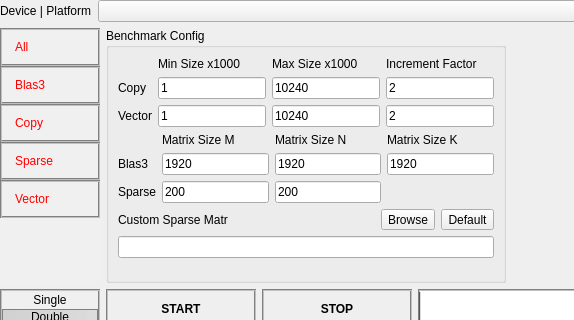
Old version of the form src/ui/expertbenchmark.ui in the repository viennacl/viennaclbench-dev; both pictures show x 0 to 574 and y 0 to 320 of the 936 by 619 pixel window.
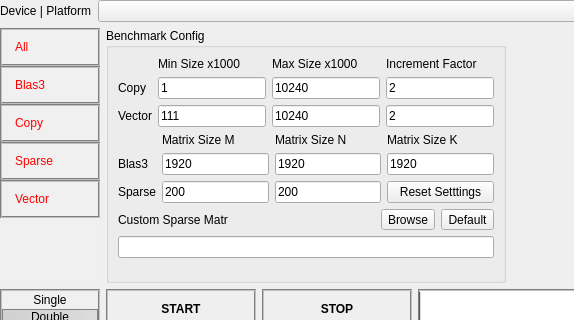
New version of the form. Icons and pictures are not drawn. Custom widgets are drawn as their Qt base class.

Commit message: Expert mode: Added reset settings button.

The edit to the form file:
```diff
--- a/src/ui/expertbenchmark.ui
+++ b/src/ui/expertbenchmark.ui
@@ -385,6 +385,13 @@
             </property>
            </widget>
           </item>
+          <item row="2" column="3">
+           <widget class="QPushButton" name="expert_ResetSettingsButton">
+            <property name="text">
+             <string>Reset Setttings</string>
+            </property>
+           </widget>
+          </item>
          </layout>
         </item>
         <item row="0" column="0">
@@ -454,7 +461,7 @@
           <item row="2" column="1">
            <widget class="QLineEdit" name="expert_VectorVecMin">
             <property name="text">
-             <string>1</string>
+             <string>111</string>
             </property>
            </widget>
           </item>
```
Left out of the diff: 22 changed lines with no effect on the pictures. The commit also changes 2 other files.
